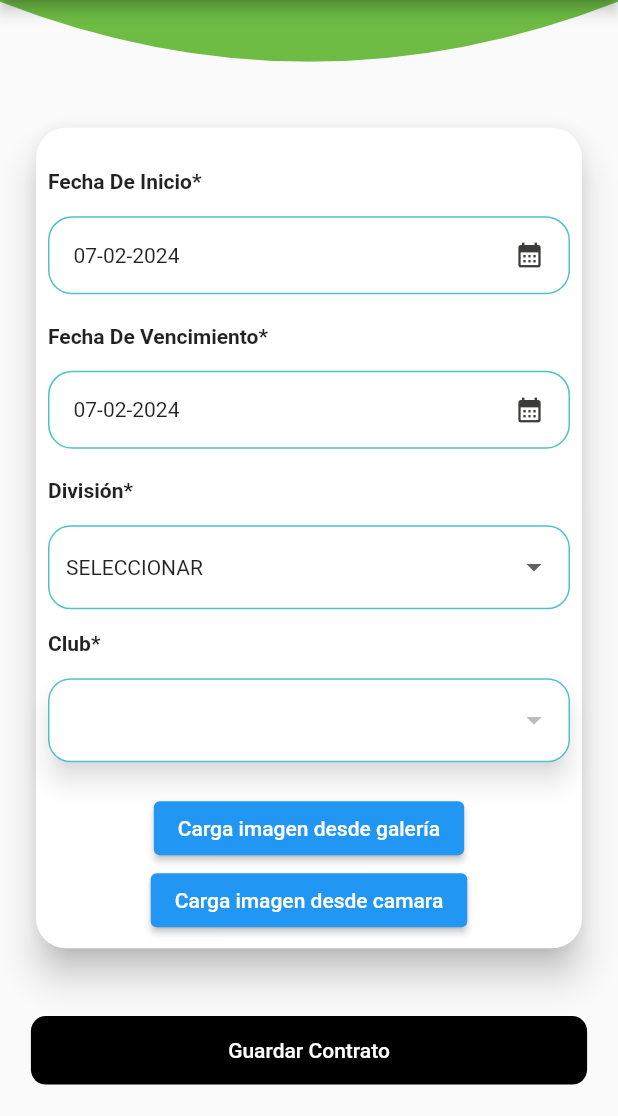
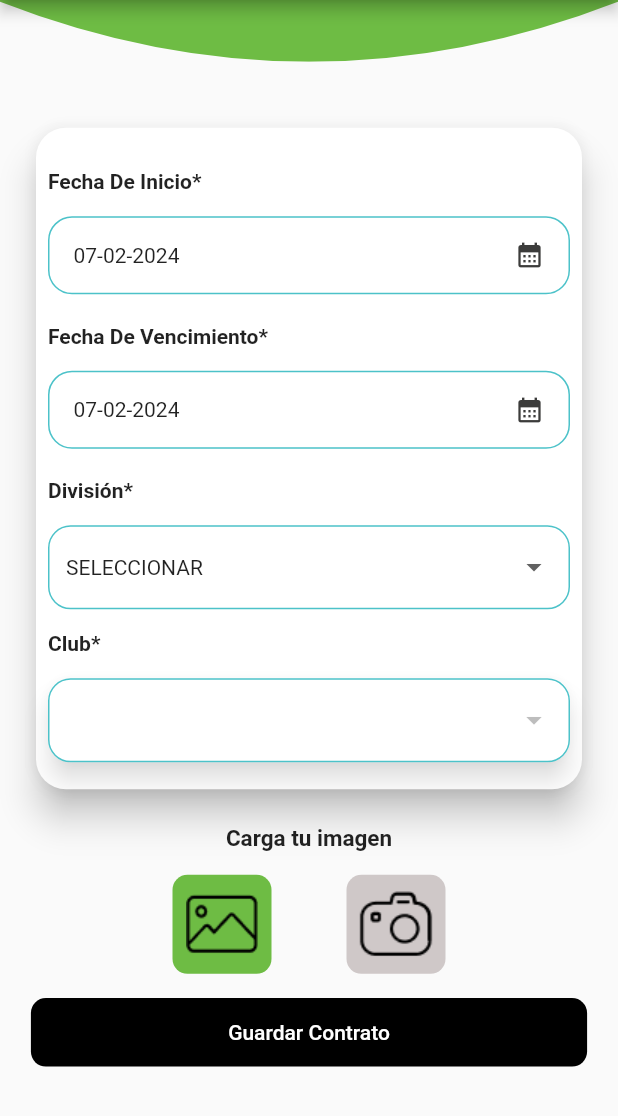
Before and after one commit to Serch12/appAMFpro, a Flutter app: the ContratoScreen screen opened by its route, on a phone screen of 412 x 824 dp, the part 120-1236 px from its top. Run offline on Flutter 3.47's test engine with Material 2 defaults, Android fonts, the phone set to English and light mode, and no system bars; our stand-ins replace accordion, card_swiper, carousel_slider, firebase_auth, firebase_core, flutter_custom_clippers and 6 more; missing offline and left inert: mailer; accounts and stored records are empty.

Commit message:
Subo cambios desde android de modales

```diff
--- a/lib/screens/contrato_screen.dart
+++ b/lib/screens/contrato_screen.dart
@@ -631,11 +631,15 @@ class _ContratoScreenState extends State<ContratoScreen> {
                                 },
                               ),
                             ),
+                            SizedBox(
+                              height: 10,
+                            ),
                           ],
                         ),
-                        SizedBox(
-                          height: 20,
+                      ],
                     ),
+                  ),
+                )),
             (_path == null)
                 ? Container()
                 : Image.file(
@@ -643,48 +647,85 @@ class _ContratoScreenState extends State<ContratoScreen> {
                     width: 200,
                     height: 200,
                   ),
-                        ElevatedButton(
+            Text(
+              'Carga tu imagen',
+              style: TextStyle(
+                  fontFamily: 'Roboto',
+                  fontSize: 15,
+                  fontWeight: FontWeight.bold),
+            ),
+            SizedBox(
+              height: 15,
+            ),
+            Row(
+              mainAxisAlignment: MainAxisAlignment.center,
+              children: [
+                Container(
+                  decoration: BoxDecoration(
+                      color: Color(0xFF6EBC44), // Color de fondo verde
+                      shape: BoxShape
+                          .rectangle, // Forma del contenedor como un círculo
+                      borderRadius: BorderRadius.all(Radius.circular(10))),
+                  child: IconButton(
                     onPressed: () async {
                       final ImagePicker picker = ImagePicker();
                       final XFile? _archivo = await picker.pickImage(
-                                source: ImageSource.gallery);
+                        source: ImageSource.gallery,
+                      );
                       if (_archivo != null) {
                         setState(() {
                           _path = _archivo.path;
                         });
 
                         // encoding 64
-                              List<int> bytes =
-                                  await File(_path!).readAsBytesSync();
+                        List<int> bytes = await File(_path!).readAsBytesSync();
                         _imagen64 = base64.encode(bytes);
                       }
                     },
-                          child: Text('Carga imagen desde galería'),
+                    icon: Image.asset(
+                      'assets/gallery.png', // Ruta de tu imagen
+                    ), // Icono que deseas mostrar
+                    iconSize: 50, // Tamaño del icono
+                    splashRadius: 20, // Radio del efecto splash
+                    tooltip:
+                        'Cargar imagen desde galería', // Texto que aparece al mantener presionado
                   ),
-                        ElevatedButton(
+                ),
+                SizedBox(width: 50), // Espacio entre los contenedores
+                Container(
+                  decoration: BoxDecoration(
+                      color: Color(0xFFCFC8C8), // Color de fondo verde
+                      shape: BoxShape
+                          .rectangle, // Forma del contenedor como un círculo
+                      borderRadius: BorderRadius.all(Radius.circular(10))),
+                  child: IconButton(
                     onPressed: () async {
                       final ImagePicker picker = ImagePicker();
-                            final XFile? _archivo = await picker.pickImage(
-                                source: ImageSource.camera);
+                      final XFile? _archivo =
+                          await picker.pickImage(source: ImageSource.camera);
                       if (_archivo != null) {
                         setState(() {
                           _path = _archivo.path;
                         });
 
                         // encoding 64
-                              List<int> bytes =
-                                  await File(_path!).readAsBytesSync();
+                        List<int> bytes = await File(_path!).readAsBytesSync();
                         _imagen64 = base64.encode(bytes);
                       }
                     },
-                          child: Text('Carga imagen desde camara'),
+                    icon: Image.asset(
+                      'assets/camara.png', // Ruta de tu imagen
+                    ), // Icono que deseas mostrar
+                    iconSize: 50, // Tamaño del icono
+                    splashRadius: 20, // Radio del efecto splash
+                    tooltip:
+                        'Cargar imagen desde cámara', // Texto que aparece al mantener presionado
+                  ),
                 ),
               ],
             ),
-                  ),
-                )),
             SizedBox(
-              height: 20,
+              height: 15,
             ),
             Container(
               width: MediaQuery.of(context).size.width * 0.90,
```
Also changed, not shown: lib/screens/lista_contratos_screen.dart (+33 -21 lines), lib/screens/profile_screen.dart (+40 -26 lines), assets/camara.png (added), assets/gallery.png (added). Lines whose indentation alone changed are shown as unchanged.
